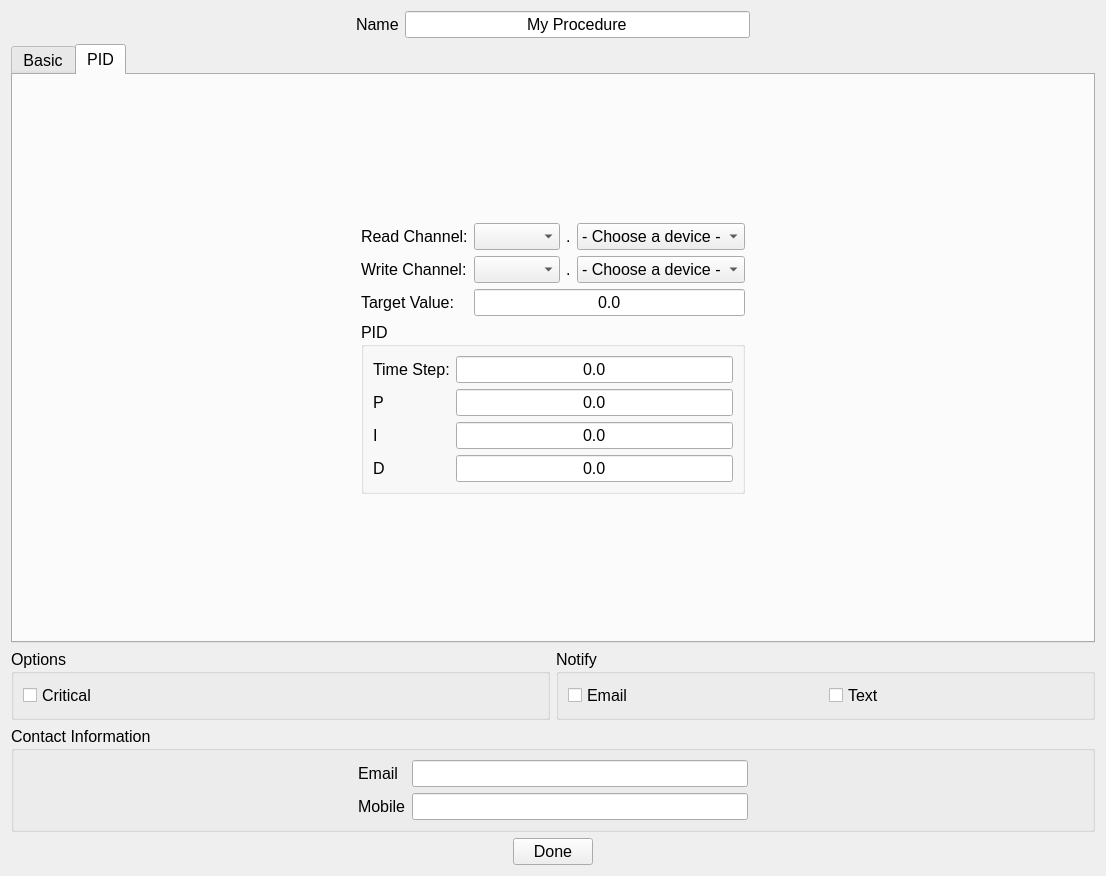
The window that Software/ControlSystem/qt/designer/ProcedureDialog.ui (DanielWinklehner/Ion-Source-Control-System) describes before a commit, drawn with Qt 5.
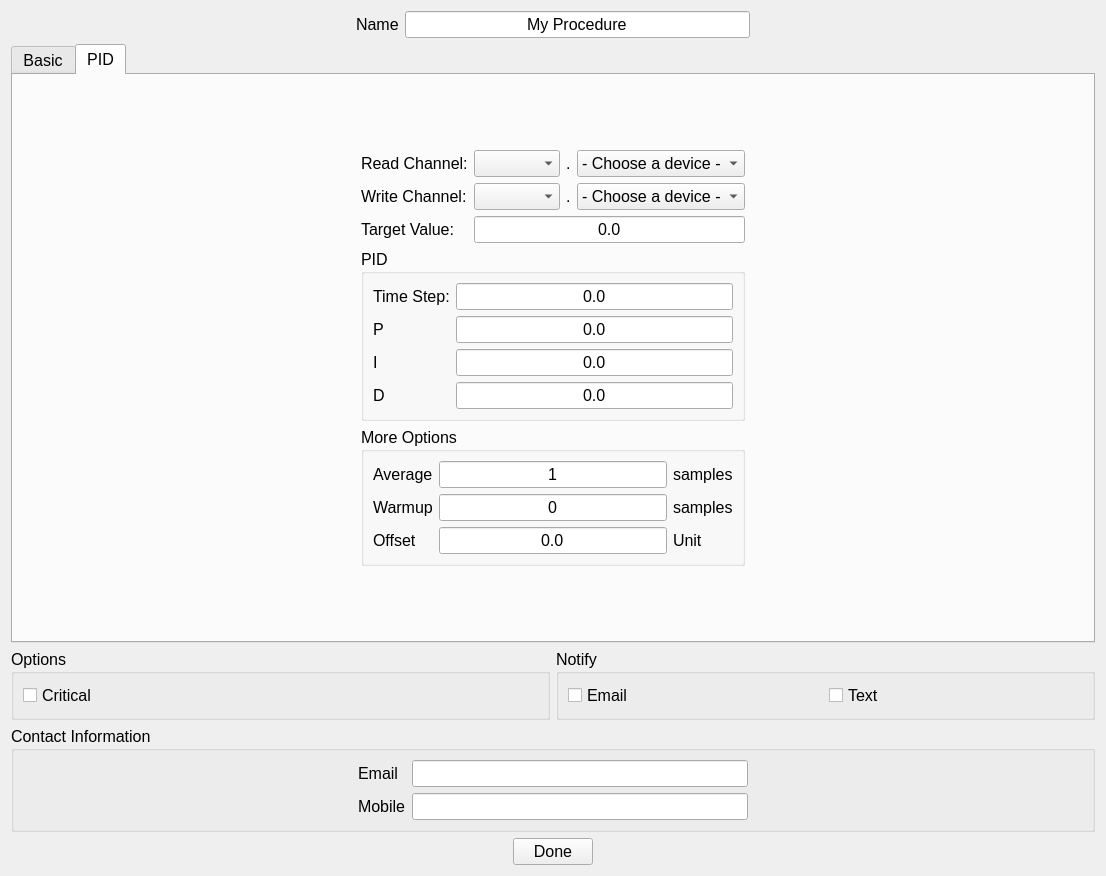
The same window after the commit. The open tabs and pages were chosen to show the change.

Commit message: added delay, averaging and offset to pid

What changed in the file:
```diff
--- a/Software/ControlSystem/qt/designer/ProcedureDialog.ui
+++ b/Software/ControlSystem/qt/designer/ProcedureDialog.ui
@@ -640,7 +640,97 @@
           </layout>
          </item>
          <item>
-          <spacer name="verticalSpacer_2">
+          <widget class="QGroupBox" name="groupBox">
+           <property name="title">
+            <string>More Options</string>
+           </property>
+           <layout class="QGridLayout" name="gridLayout_6">
+            <item row="0" column="1">
+             <widget class="QLineEdit" name="txtAverage">
+              <property name="enabled">
+               <bool>true</bool>
+              </property>
+              <property name="text">
+               <string>1</string>
+              </property>
+              <property name="alignment">
+               <set>Qt::AlignCenter</set>
+              </property>
+             </widget>
+            </item>
+            <item row="0" column="2">
+             <widget class="QLabel" name="label_18">
+              <property name="text">
+               <string>samples</string>
+              </property>
+             </widget>
+            </item>
+            <item row="1" column="1">
+             <widget class="QLineEdit" name="txtWarmup">
+              <property name="enabled">
+               <bool>true</bool>
+              </property>
+              <property name="text">
+               <string>0</string>
+              </property>
+              <property name="alignment">
+               <set>Qt::AlignCenter</set>
+              </property>
+             </widget>
+            </item>
+            <item row="1" column="2">
+             <widget class="QLabel" name="label_19">
+              <property name="text">
+               <string>samples</string>
+              </property>
+             </widget>
+            </item>
+            <item row="2" column="1">
+             <widget class="QLineEdit" name="txtOffset">
+              <property name="enabled">
+               <bool>true</bool>
+              </property>
+              <property name="text">
+               <string>0.0</string>
+              </property>
+              <property name="alignment">
+               <set>Qt::AlignCenter</set>
+              </property>
+             </widget>
+            </item>
+            <item row="2" column="2">
+             <widget class="QLabel" name="lblUnit">
+              <property name="text">
+               <string>Unit</string>
+              </property>
+             </widget>
+            </item>
+            <item row="0" column="0">
+             <widget class="QLabel" name="label_20">
+              <property name="text">
+               <string>Average</string>
+              </property>
+             </widget>
+            </item>
+            <item row="1" column="0">
+             <widget class="QLabel" name="label_21">
+              <property name="text">
+               <string>Warmup</string>
+              </property>
+             </widget>
+            </item>
+            <item row="2" column="0">
+             <widget class="QLabel" name="label_22">
+              <property name="text">
+               <string>Offset</string>
+              </property>
+             </widget>
+            </item>
+           </layout>
+          </widget>
+         </item>
+         <item>
+          <spacer name="verticalSpacer">
            <property name="orientation">
             <enum>Qt::Vertical</enum>
            </property>
```
Left out of the diff: 14 changed lines with no effect on the pictures. The commit also changes 5 other files.
